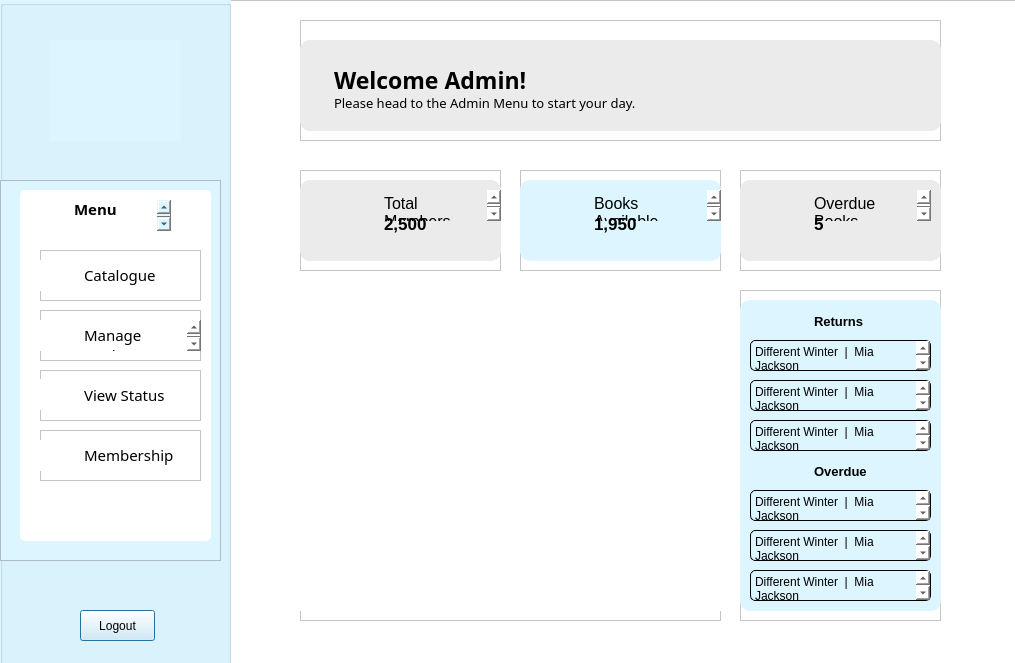
Qt form LIS/adminhome.ui (TenacioussD/library_information_system) before a commit.
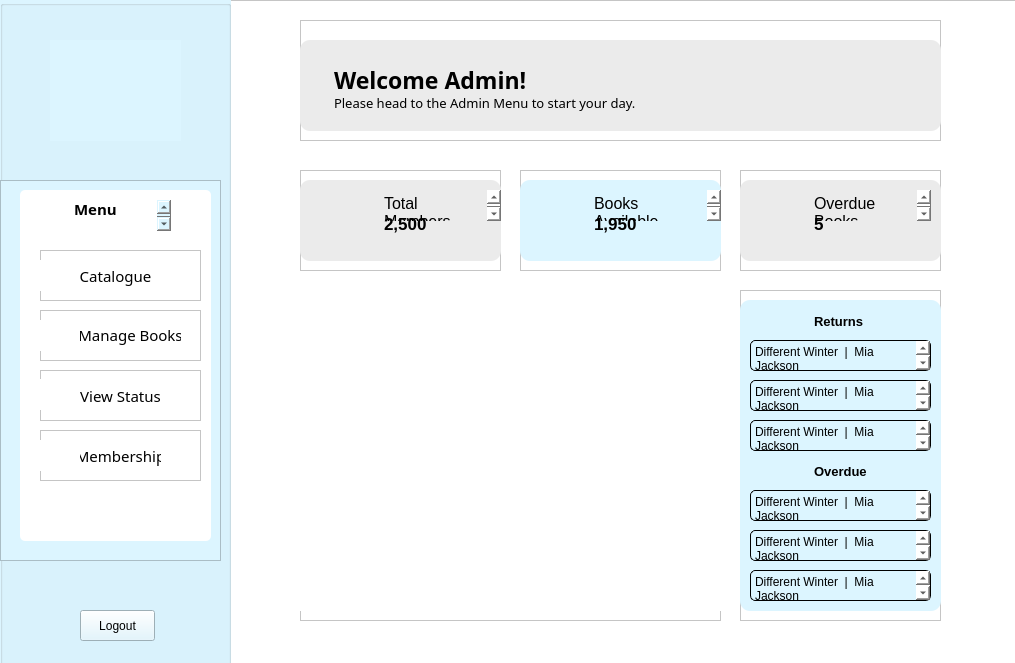
The same form after that commit. Icons and pictures are not drawn.

Commit message: Added a catalogue page, still needs an edit

The edit to the form file:
```diff
--- a/LIS/adminhome.ui
+++ b/LIS/adminhome.ui
@@ -126,7 +126,7 @@
        <bool>false</bool>
       </property>
      </widget>
-     <widget class="QFrame" name="catalogue">
+     <widget class="QFrame" name="catalogue_1">
       <property name="geometry">
        <rect>
         <x>40</x>
@@ -144,27 +144,6 @@
       <property name="frameShadow">
        <enum>QFrame::Raised</enum>
       </property>
-      <widget class="QPlainTextEdit" name="catalogue_2">
-       <property name="geometry">
-        <rect>
-         <x>40</x>
-         <y>10</y>
-         <width>104</width>
-         <height>31</height>
-        </rect>
-       </property>
-       <property name="styleSheet">
-        <string notr="true">font-family: Baloo 2;
-background: white;
-font-size: 15px;</string>
-       </property>
-       <property name="frameShape">
-        <enum>QFrame::NoFrame</enum>
-       </property>
-       <property name="plainText">
-        <string>Catalogue</string>
-       </property>
-      </widget>
       <widget class="QLabel" name="label_5">
        <property name="geometry">
         <rect>
@@ -184,8 +163,30 @@
         <bool>true</bool>
        </property>
       </widget>
+      <widget class="QPushButton" name="catalogue">
+       <property name="geometry">
+        <rect>
+         <x>40</x>
+         <y>10</y>
+         <width>71</width>
+         <height>31</height>
+        </rect>
+       </property>
+       <property name="styleSheet">
+        <string notr="true">font-family: Baloo 2;
+background: white;
+font-size: 15px;
+border: none;</string>
+       </property>
+       <property name="text">
+        <string>Catalogue</string>
+       </property>
+       <property name="autoDefault">
+        <bool>false</bool>
+       </property>
+      </widget>
      </widget>
-     <widget class="QFrame" name="manageBooks">
+     <widget class="QFrame" name="manageBooks_1">
       <property name="geometry">
        <rect>
         <x>40</x>
@@ -203,27 +204,6 @@
       <property name="frameShadow">
        <enum>QFrame::Raised</enum>
       </property>
-      <widget class="QPlainTextEdit" name="manageBooks_2">
-       <property name="geometry">
-        <rect>
-         <x>40</x>
-         <y>10</y>
-         <width>121</width>
-         <height>31</height>
-        </rect>
-       </property>
-       <property name="styleSheet">
-        <string notr="true">font-family: Baloo 2;
-background: white;
-font-size: 15px;</string>
-       </property>
-       <property name="frameShape">
-        <enum>QFrame::NoFrame</enum>
-       </property>
-       <property name="plainText">
-        <string>Manage Books</string>
-       </property>
-      </widget>
       <widget class="QLabel" name="label_6">
        <property name="geometry">
         <rect>
@@ -243,8 +223,27 @@
         <bool>true</bool>
        </property>
       </widget>
+      <widget class="QPushButton" name="manageBooks">
+       <property name="geometry">
+        <rect>
+         <x>40</x>
+         <y>9</y>
+         <width>101</width>
+         <height>31</height>
+        </rect>
+       </property>
+       <property name="styleSheet">
+        <string notr="true">font-family: Baloo 2;
+background: white;
+font-size: 15px;
+border: none;</string>
+       </property>
+       <property name="text">
+        <string>Manage Books</string>
+       </property>
+      </widget>
      </widget>
-     <widget class="QFrame" name="status">
+     <widget class="QFrame" name="status_1">
       <property name="geometry">
        <rect>
         <x>40</x>
@@ -262,27 +261,6 @@
       <property name="frameShadow">
        <enum>QFrame::Raised</enum>
       </property>
-      <widget class="QPlainTextEdit" name="status_2">
-       <property name="geometry">
-        <rect>
-         <x>40</x>
-         <y>10</y>
-         <width>104</width>
-         <height>31</height>
-        </rect>
-       </property>
-       <property name="styleSheet">
-        <string notr="true">font-family: Baloo 2;
-background: white;
-font-size: 15px;</string>
-       </property>
-       <property name="frameShape">
-        <enum>QFrame::NoFrame</enum>
-       </property>
-       <property name="plainText">
-        <string>View Status</string>
-       </property>
-      </widget>
       <widget class="QLabel" name="label_7">
        <property name="geometry">
         <rect>
@@ -302,8 +280,27 @@
         <bool>true</bool>
        </property>
       </widget>
+      <widget class="QPushButton" name="status">
+       <property name="geometry">
+        <rect>
+         <x>40</x>
+         <y>10</y>
+         <width>81</width>
+         <height>31</height>
+        </rect>
+       </property>
+       <property name="styleSheet">
+        <string notr="true">font-family: Baloo 2;
+background: white;
+font-size: 15px;
+border: none;</string>
+       </property>
+       <property name="text">
+        <string>View Status</string>
+       </property>
+      </widget>
      </widget>
-     <widget class="QFrame" name="membership">
+     <widget class="QFrame" name="membership_1">
       <property name="geometry">
        <rect>
         <x>40</x>
@@ -321,27 +318,6 @@
       <property name="frameShadow">
        <enum>QFrame::Raised</enum>
       </property>
-      <widget class="QPlainTextEdit" name="management_2">
-       <property name="geometry">
-        <rect>
-         <x>40</x>
-         <y>10</y>
-         <width>104</width>
-         <height>31</height>
-        </rect>
-       </property>
-       <property name="styleSheet">
-        <string notr="true">font-family: Baloo 2;
-background: white;
-font-size: 15px;</string>
-       </property>
-       <property name="frameShape">
-        <enum>QFrame::NoFrame</enum>
-       </property>
-       <property name="plainText">
-        <string>Membership</string>
-       </property>
-      </widget>
       <widget class="QLabel" name="label_8">
        <property name="geometry">
         <rect>
@@ -361,6 +337,25 @@
         <bool>true</bool>
        </property>
       </widget>
+      <widget class="QPushButton" name="membership">
+       <property name="geometry">
+        <rect>
+         <x>40</x>
+         <y>10</y>
+         <width>81</width>
+         <height>31</height>
+        </rect>
+       </property>
+       <property name="styleSheet">
+        <string notr="true">font-family: Baloo 2;
+background: white;
+font-size: 15px;
+border: none;</string>
+       </property>
+       <property name="text">
+        <string>Membership</string>
+       </property>
+      </widget>
      </widget>
     </widget>
     <widget class="QPushButton" name="pushButton">
```
Left out of the diff: 53 changed lines with no effect on the pictures. The commit also changes 9 other files.
